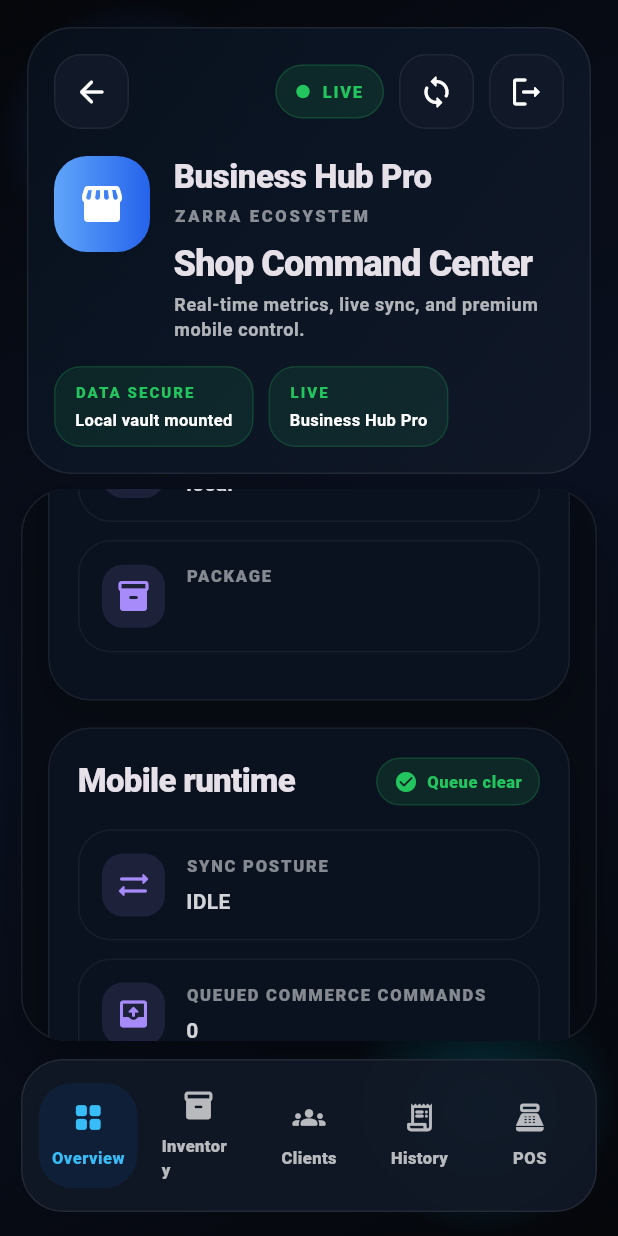
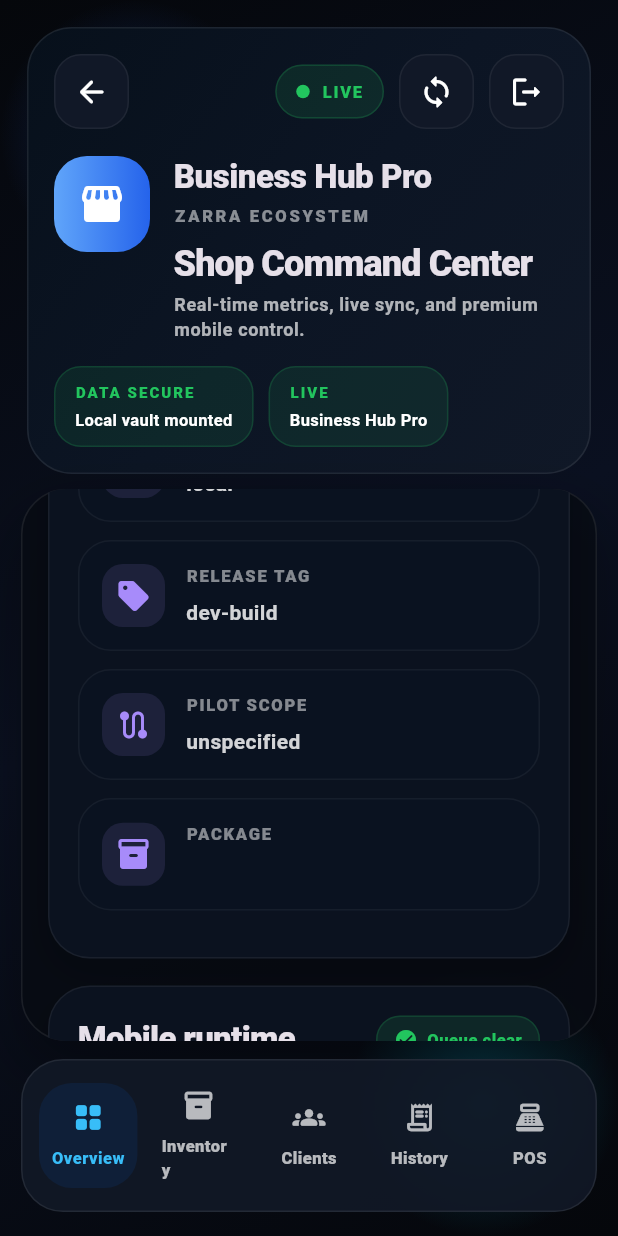
Before and after one commit to MurtazaJ53/BUSINESS-HUB, a Flutter app: the SettingsScreen screen opened by its route, scrolled down 1152 dp, on a phone screen of 412 x 824 dp. Run offline on Flutter 3.47's test engine with Material 3 defaults, Android fonts, the phone set to English and light mode, and no system bars; our stand-ins replace cloud_firestore, drift, drift_flutter, firebase_auth, firebase_core, firebase_crashlytics and 3 more; missing offline and left inert: firebase_performance, mobile_scanner; accounts and stored records are empty; generated files the repository leaves out were written again; project files that could hold a hidden picture were left out.

Commit message:
feat: complete mobile release context tracking phase

```diff
--- a/apps/mobile_flutter/lib/core/runtime/app_runtime_info.dart
+++ b/apps/mobile_flutter/lib/core/runtime/app_runtime_info.dart
@@ -13,6 +13,8 @@ class AppRuntimeInfo {
     required this.buildNumber,
     required this.releaseChannel,
     required this.releaseSha,
+    required this.releaseTag,
+    required this.pilotScope,
   });
 
   final String appName;
@@ -21,11 +23,16 @@ class AppRuntimeInfo {
   final String buildNumber;
   final String releaseChannel;
   final String releaseSha;
+  final String releaseTag;
+  final String pilotScope;
 
   String get versionLabel => '$version+$buildNumber';
 
   String get releaseFingerprint =>
       releaseSha.isEmpty ? releaseChannel : '$releaseChannel | $releaseSha';
+
+  String get rolloutScopeLabel =>
+      pilotScope.trim().isEmpty ? 'unspecified' : pilotScope.trim();
 
   static Future<AppRuntimeInfo> load() async {
     final packageInfo = await PackageInfo.fromPlatform();
@@ -42,6 +49,14 @@ class AppRuntimeInfo {
         'BUSINESS_HUB_RELEASE_SHA',
         defaultValue: '',
       ),
+      releaseTag: const String.fromEnvironment(
+        'BUSINESS_HUB_RELEASE_TAG',
+        defaultValue: 'dev-build',
+      ),
+      pilotScope: const String.fromEnvironment(
+        'BUSINESS_HUB_PILOT_SCOPE',
+        defaultValue: 'unspecified',
+      ),
     );
   }
 }
--- a/apps/mobile_flutter/lib/core/runtime/pilot_diagnostics_snapshot.dart
+++ b/apps/mobile_flutter/lib/core/runtime/pilot_diagnostics_snapshot.dart
@@ -75,6 +75,8 @@ class PilotDiagnosticsSnapshot {
       'Package: ${runtimeInfo.packageName}',
       'Version: ${runtimeInfo.versionLabel}',
       'Release fingerprint: ${runtimeInfo.releaseFingerprint}',
+      'Release tag: ${runtimeInfo.releaseTag}',
+      'Pilot scope: ${runtimeInfo.rolloutScopeLabel}',
       'Workspace: ${shop.name}',
       'Workspace ID: $workspaceId',
       'Operator: $operatorEmail',
--- a/apps/mobile_flutter/lib/core/runtime/pilot_readiness_report.dart
+++ b/apps/mobile_flutter/lib/core/runtime/pilot_readiness_report.dart
@@ -140,6 +140,8 @@ class PilotReadinessReport {
       'Status: $statusLabel',
       'Summary: $summary',
       'Release fingerprint: ${diagnosticsSnapshot.runtimeInfo.releaseFingerprint}',
+      'Release tag: ${diagnosticsSnapshot.runtimeInfo.releaseTag}',
+      'Pilot scope: ${diagnosticsSnapshot.runtimeInfo.rolloutScopeLabel}',
       'Version: ${diagnosticsSnapshot.runtimeInfo.versionLabel}',
       'Workspace: ${diagnosticsSnapshot.shop.name}',
       'Workspace ID: ${diagnosticsSnapshot.workspaceId}',
--- a/apps/mobile_flutter/lib/core/runtime/pilot_recovery_report.dart
+++ b/apps/mobile_flutter/lib/core/runtime/pilot_recovery_report.dart
@@ -17,6 +17,8 @@ class PilotRecoveryReport {
       'Business Hub pilot recovery report',
       'Generated at (UTC): ${generatedAt.toUtc().toIso8601String()}',
       'Release fingerprint: ${diagnosticsSnapshot.runtimeInfo.releaseFingerprint}',
+      'Release tag: ${diagnosticsSnapshot.runtimeInfo.releaseTag}',
+      'Pilot scope: ${diagnosticsSnapshot.runtimeInfo.rolloutScopeLabel}',
       'Version: ${diagnosticsSnapshot.runtimeInfo.versionLabel}',
       'Workspace: ${diagnosticsSnapshot.shop.name}',
       'Workspace ID: ${diagnosticsSnapshot.workspaceId}',
--- a/apps/mobile_flutter/lib/features/settings/presentation/settings_screen.dart
+++ b/apps/mobile_flutter/lib/features/settings/presentation/settings_screen.dart
@@ -175,6 +175,16 @@ class SettingsScreen extends ConsumerWidget {
                       label: 'Release channel',
                       value: runtime.releaseFingerprint,
                       icon: Icons.flag_rounded,
+                    ),
+                    _SettingsRow(
+                      label: 'Release tag',
+                      value: runtime.releaseTag,
+                      icon: Icons.sell_rounded,
+                    ),
+                    _SettingsRow(
+                      label: 'Pilot scope',
+                      value: runtime.rolloutScopeLabel,
+                      icon: Icons.route_rounded,
                     ),
                     _SettingsRow(
                       label: 'Package',
```
Also changed, not shown: 10 other files.
